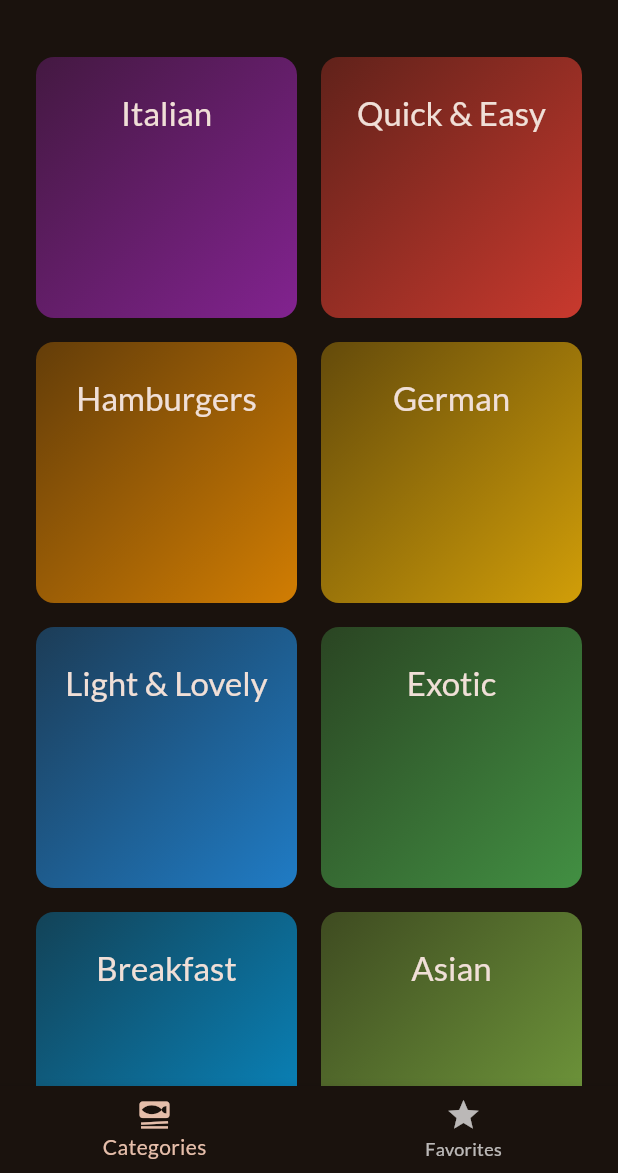
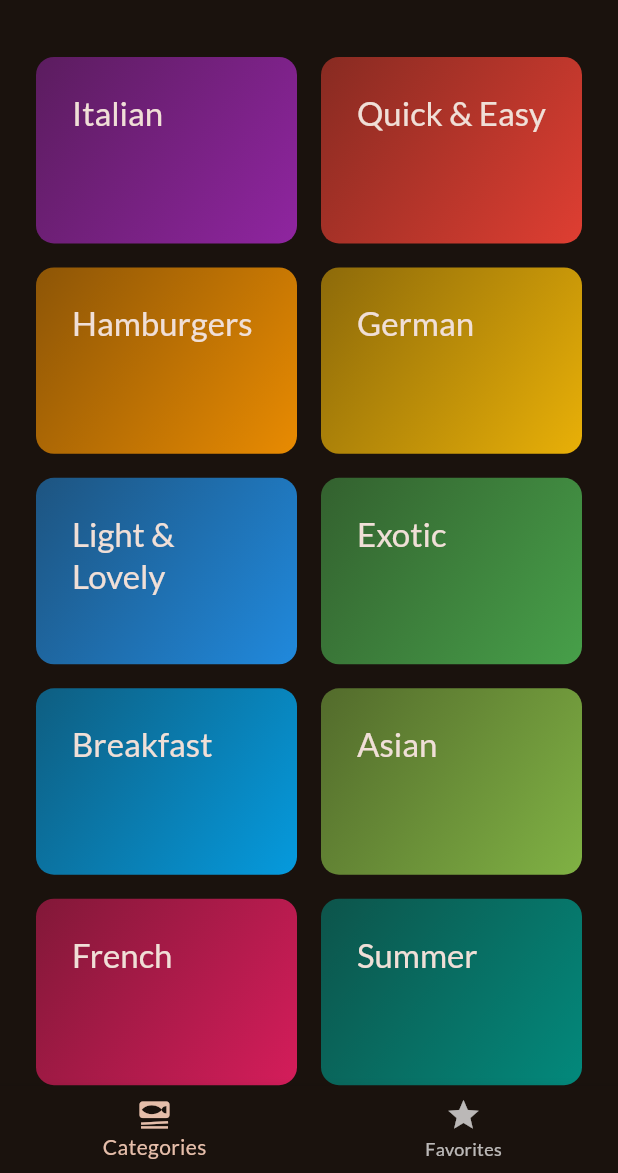
Before and after one commit to jayceebuarao/meals-app, a Flutter app: the screen it shows after launch, on a phone screen of 412 x 824 dp, the part 63-1236 px from its top. Run offline on Flutter 3.47's test engine with Material 2 defaults, Android fonts, the phone set to English and light mode, and no system bars; our stand-ins replace flutter_riverpod, google_fonts, material_symbols_icons, transparent_image.

Commit message:
styling: change grid item background color and text alignment

```diff
--- a/lib/screens/categories_screen.dart
+++ b/lib/screens/categories_screen.dart
@@ -38,7 +38,7 @@ class CategoriesScreen extends StatelessWidget {
       padding: const EdgeInsets.all(24),
       gridDelegate: const SliverGridDelegateWithFixedCrossAxisCount(
           crossAxisCount: 2,
-          childAspectRatio: 1,
+          childAspectRatio: 1.4,
           crossAxisSpacing: 16,
           mainAxisSpacing: 16),
       children: [
--- a/lib/widgets/categories_grid_item.dart
+++ b/lib/widgets/categories_grid_item.dart
@@ -18,13 +18,13 @@ class CategoriesGridItem extends StatelessWidget {
       splashColor: Theme.of(context).primaryColor,
       borderRadius: BorderRadius.circular(12),
       child: Container(
-        padding: const EdgeInsets.symmetric(vertical: 24.0, horizontal: 8.0),
+        padding: const EdgeInsets.all(24.0),
         decoration: BoxDecoration(
             borderRadius: BorderRadius.circular(12),
             gradient: LinearGradient(
               colors: [
-                category.color.withOpacity(0.80),
-                category.color.withOpacity(0.32)
+                category.color.withOpacity(0.90),
+                category.color.withOpacity(0.50)
               ],
               begin: Alignment.bottomRight,
               end: Alignment.topLeft,
@@ -35,7 +35,6 @@ class CategoriesGridItem extends StatelessWidget {
               .textTheme
               .titleLarge!
               .copyWith(color: Theme.of(context).colorScheme.onBackground),
-          textAlign: TextAlign.center,
         ),
       ),
     );
```
